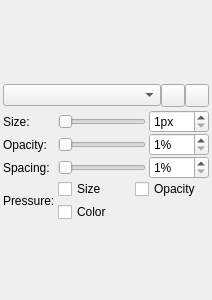
drawpile/Drawpile, file src/client/ui/pensettings.ui: the form before one commit.
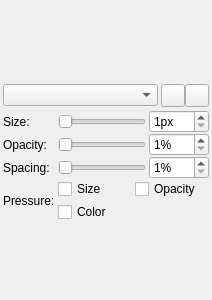
The form after the commit. Icons and pictures are not drawn. Custom widgets are drawn as their Qt base class.

```diff
--- a/src/client/ui/pensettings.ui
+++ b/src/client/ui/pensettings.ui
@@ -66,6 +66,19 @@
        </property>
       </widget>
      </item>
+     <item>
+      <spacer name="horizontalSpacer">
+       <property name="orientation">
+        <enum>Qt::Horizontal</enum>
+       </property>
+       <property name="sizeHint" stdset="0">
+        <size>
+         <width>3</width>
+         <height>15</height>
+        </size>
+       </property>
+      </spacer>
+     </item>
      <item>
       <widget class="GroupedToolButton" name="paintmodeIndirect">
        <property name="toolTip">
```
